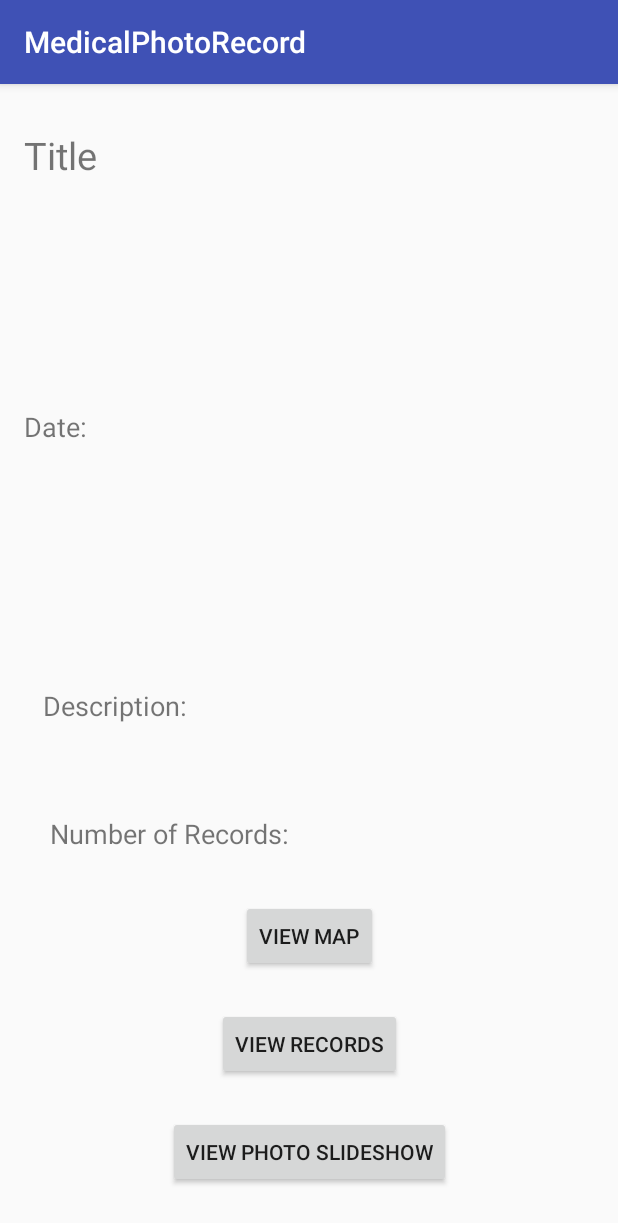
After one commit to CMPUT301F18T20/MedicalPhotoRecord, an Android app: the ProviderViewProblemActivity screen opened directly, with no data from a screen before it, on a phone screen of 412 x 824 dp. The commit adds this screen. Shown: the top 1223 px of the screen. Run offline under Robolectric (Android 15) with nearby library versions, the phone set to English and light mode, and no system bars.

Commit message:
WorkInProgress Provider view a Patient's Problem

```diff
--- a/app/src/main/AndroidManifest.xml
+++ b/app/src/main/AndroidManifest.xml
@@ -72,7 +72,8 @@
             android:name="com.google.android.geo.API_KEY"
             android:value="@string/google_maps_key" />
 
-        <activity android:name="Activities.ProviderViewPatientActivity"></activity>
+        <activity android:name="Activities.ProviderViewPatientActivity" />
+        <activity android:name="Activities.ProviderViewProblemActivity"></activity>
     </application>
 
 </manifest>
--- a/app/src/main/java/Activities/ProviderViewPatientActivity.java
+++ b/app/src/main/java/Activities/ProviderViewPatientActivity.java
@@ -1,4 +1,6 @@
 package Activities;
+
+
 
 import android.content.Intent;
 import android.support.v7.app.AppCompatActivity;
@@ -6,7 +8,6 @@ import android.os.Bundle;
 import android.view.View;
 import android.widget.AdapterView;
 import android.widget.ArrayAdapter;
-import android.widget.Button;
 import android.widget.ListView;
 
 import com.cmput301f18t20.medicalphotorecord.Problem;
@@ -56,7 +57,7 @@ public class ProviderViewPatientActivity extends AppCompatActivity implements Ad
     public void onItemClick(AdapterView<?> l, View v, int position, long id){
 
         // Get position of clicked item and pass it on to Item Activity for later processing
-        Intent intent = new Intent(ProviderViewPatientActivity.this,ViewProblemActivity.class);
+        Intent intent = new Intent(ProviderViewPatientActivity.this,ProviderViewProblemActivity.class);
         intent.putExtra("position", position);
         intent.putExtra(USERIDEXTRA,this.patientId);
         startActivity(intent);
--- /dev/null
+++ b/app/src/main/java/Activities/ProviderViewProblemActivity.java
@@ -0,0 +1,15 @@
+package Activities;
+
+import android.support.v7.app.AppCompatActivity;
+import android.os.Bundle;
+
+import com.cmput301f18t20.medicalphotorecord.R;
+
+public class ProviderViewProblemActivity extends AppCompatActivity {
+
+    @Override
+    protected void onCreate(Bundle savedInstanceState) {
+        super.onCreate(savedInstanceState);
+        setContentView(R.layout.activity_provider_view_problem);
+    }
+}
--- /dev/null
+++ b/app/src/main/res/layout/activity_provider_view_problem.xml
@@ -0,0 +1,124 @@
+<?xml version="1.0" encoding="utf-8"?>
+
+<!--
+  ~ Class name: activity_provider_view_problem.xml
+  ~
+  ~ Version: Version 1.0
+  ~
+  ~ Developed by members of CMPUT301F18T20 on Date: 12/11/18 3:06 PM
+  ~
+  ~ Last Modified: 12/11/18 3:06 PM
+  ~
+  ~ Copyright (c) 2018, CMPUT301F18T20, University of Alberta - All Rights Reserved. You may use, distribute, or modify this code under terms and conditions of the Code of Students Behavior at University of Alberta
+  -->
+<android.support.constraint.ConstraintLayout xmlns:android="http://schemas.android.com/apk/res/android"
+    xmlns:app="http://schemas.android.com/apk/res-auto"
+    xmlns:tools="http://schemas.android.com/tools"
+    android:layout_width="match_parent"
+    android:layout_height="match_parent"
+    tools:context="Activities.ProviderViewProblemActivity">
+
+    <TextView
+        android:id="@+id/provider_view_problem_title_id"
+        android:layout_width="350dp"
+        android:layout_height="wrap_content"
+        android:layout_marginStart="8dp"
+        android:layout_marginTop="30dp"
+        android:layout_marginEnd="8dp"
+        android:gravity="start"
+        android:text="Title"
+        android:textSize="25sp"
+        app:layout_constraintBottom_toTopOf="@id/provider_view_problem_date"
+        app:layout_constraintEnd_toEndOf="parent"
+        app:layout_constraintHorizontal_bias="0.17"
+        app:layout_constraintLeft_toLeftOf="parent"
+        app:layout_constraintStart_toStartOf="parent"
+        app:layout_constraintTop_toTopOf="parent"
+        app:layout_constraintVertical_bias="0.675"
+        app:layout_constraintVertical_chainStyle="spread_inside" />
+
+    <TextView
+        android:id="@+id/provider_view_problem_date"
+        android:layout_width="350dp"
+        android:layout_height="wrap_content"
+        android:layout_marginStart="8dp"
+        android:layout_marginEnd="8dp"
+        android:layout_marginBottom="10dp"
+        android:gravity="start"
+        android:text="Date:"
+        android:textSize="18sp"
+        app:layout_constraintBottom_toTopOf="@id/provider_view_problem_description"
+        app:layout_constraintEnd_toEndOf="parent"
+        app:layout_constraintHorizontal_bias="0.173"
+        app:layout_constraintLeft_toLeftOf="parent"
+        app:layout_constraintStart_toStartOf="parent"
+        app:layout_constraintTop_toBottomOf="@id/provider_view_problem_title_id" />
+
+    <TextView
+        android:id="@+id/provider_view_problem_description"
+        android:layout_width="359dp"
+        android:layout_height="75dp"
+        android:layout_marginStart="8dp"
+        android:layout_marginEnd="8dp"
+        android:layout_marginBottom="10dp"
+        android:gravity="start"
+        android:text="Description:"
+        android:textSize="18sp"
+        app:layout_constraintBottom_toTopOf="@id/provider_view_problem_numRecords"
+        app:layout_constraintEnd_toEndOf="parent"
+        app:layout_constraintHorizontal_bias="0.555"
+        app:layout_constraintLeft_toLeftOf="parent"
+        app:layout_constraintStart_toStartOf="parent"
+        app:layout_constraintTop_toBottomOf="@id/provider_view_problem_date" />
+
+    <TextView
+        android:id="@+id/provider_view_problem_numRecords"
+        android:layout_width="350dp"
+        android:layout_height="wrap_content"
+        android:layout_marginStart="8dp"
+        android:layout_marginEnd="8dp"
+        android:layout_marginBottom="32dp"
+        android:gravity="start"
+        android:text="Number of Records:"
+        android:textSize="18sp"
+        app:layout_constraintBottom_toTopOf="@id/provider_view_problem_viewMap"
+        app:layout_constraintEnd_toEndOf="parent"
+        app:layout_constraintHorizontal_bias="0.555"
+        app:layout_constraintLeft_toLeftOf="parent"
+        app:layout_constraintStart_toStartOf="parent"
+        app:layout_constraintTop_toBottomOf="@id/view_problem_description" />
+
+    <Button
+        android:id="@+id/provider_view_problem_viewMap"
+        android:layout_width="wrap_content"
+        android:layout_height="wrap_content"
+        android:layout_marginBottom="176dp"
+        android:text="@string/view_map"
+        app:layout_constraintBottom_toBottomOf="parent"
+        app:layout_constraintEnd_toEndOf="parent"
+        app:layout_constraintStart_toStartOf="parent" />
+
+    <Button
+        android:id="@+id/provider_view_problem_viewRecords"
+        android:layout_width="wrap_content"
+        android:layout_height="wrap_content"
+        android:layout_marginTop="8dp"
+        android:layout_marginBottom="8dp"
+        android:text="@string/view_records"
+        app:layout_constraintBottom_toTopOf="@+id/provider_view_problem_viewSlideshow"
+        app:layout_constraintEnd_toEndOf="parent"
+        app:layout_constraintStart_toStartOf="parent"
+        app:layout_constraintTop_toBottomOf="@+id/provider_view_problem_viewMap" />
+
+    <Button
+        android:id="@+id/provider_view_problem_viewSlideshow"
+        android:layout_width="wrap_content"
+        android:layout_height="wrap_content"
+        android:layout_marginBottom="32dp"
+        android:text="@string/view_slideshow"
+        app:layout_constraintBottom_toBottomOf="parent"
+        app:layout_constraintEnd_toEndOf="parent"
+        app:layout_constraintStart_toStartOf="parent" />
+
+
+</android.support.constraint.ConstraintLayout>
```
